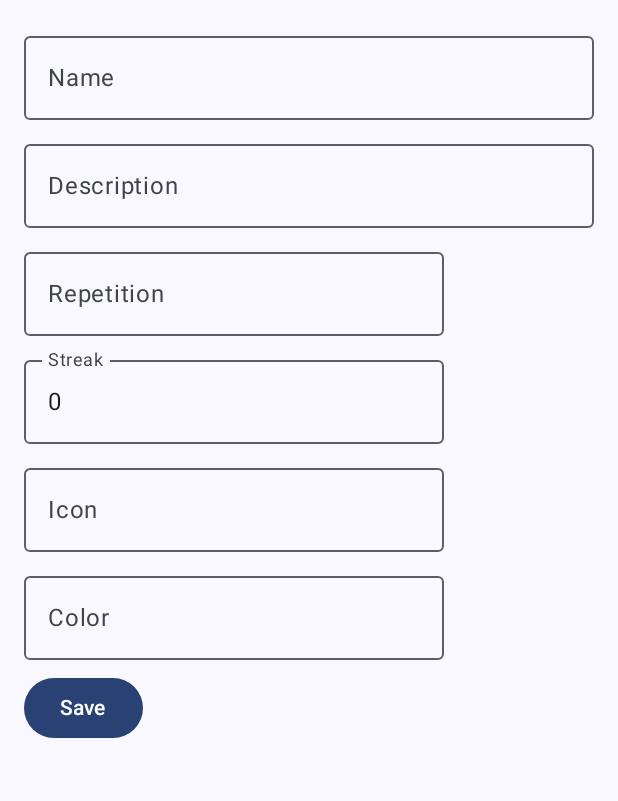
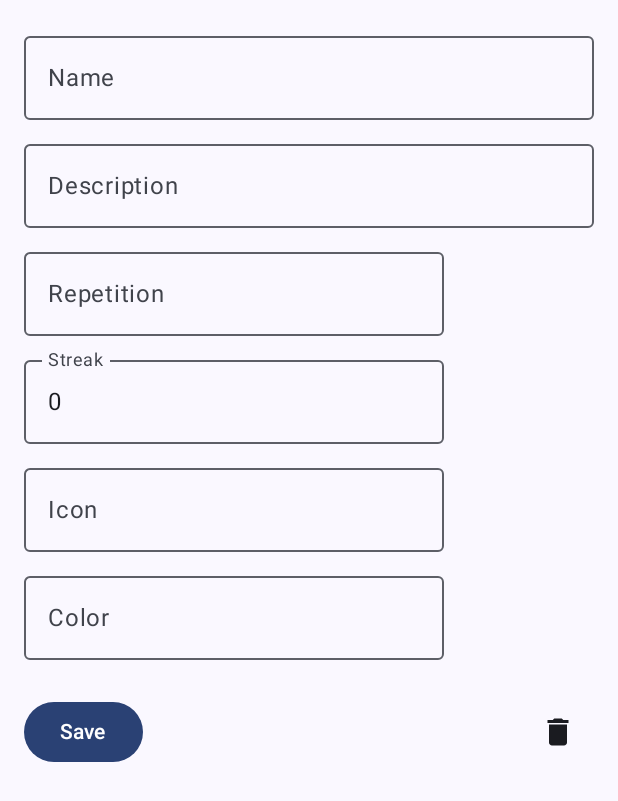
Before and after one commit to Alyra07/HabiPet-CCL3, an Android app built with Jetpack Compose: the composable HabitEditView called with empty values, on a phone screen of 412 x 824 dp. Shown: the top 801 px of the screen. Run offline under Robolectric (Android 15) with nearby library versions, the light colour scheme and no system bars.

Commit message:
HabitEditView DELETE with dialog

```diff
--- a/app/src/main/java/at/ccl3/habipet/screens/HabitEditView.kt
+++ b/app/src/main/java/at/ccl3/habipet/screens/HabitEditView.kt
@@ -2,12 +2,19 @@ package at.ccl3.habipet.screens
 
 import androidx.compose.foundation.layout.Arrangement
 import androidx.compose.foundation.layout.Column
+import androidx.compose.foundation.layout.Row
 import androidx.compose.foundation.layout.fillMaxSize
 import androidx.compose.foundation.layout.fillMaxWidth
 import androidx.compose.foundation.layout.padding
+import androidx.compose.material.icons.Icons
+import androidx.compose.material.icons.filled.Delete
+import androidx.compose.material3.AlertDialog
 import androidx.compose.material3.Button
+import androidx.compose.material3.Icon
+import androidx.compose.material3.IconButton
 import androidx.compose.material3.OutlinedTextField
 import androidx.compose.material3.Text
+import androidx.compose.material3.TextButton
 import androidx.compose.runtime.Composable
 import androidx.compose.runtime.LaunchedEffect
 import androidx.compose.runtime.collectAsState
@@ -16,6 +23,7 @@ import androidx.compose.runtime.mutableIntStateOf
 import androidx.compose.runtime.mutableStateOf
 import androidx.compose.runtime.remember
 import androidx.compose.runtime.setValue
+import androidx.compose.ui.Alignment
 import androidx.compose.ui.Modifier
 import androidx.compose.ui.unit.dp
 import androidx.navigation.NavController
@@ -23,6 +31,7 @@ import at.ccl3.habipet.viewmodel.HabitViewModel
 
 @Composable
 fun HabitEditView(navController: NavController, viewModel: HabitViewModel, habitId: Int) {
+    var showDialog by remember { mutableStateOf(false) } // delete habit confirmation dialog
 
     val habit = viewModel.getHabitById(habitId).collectAsState(initial = null).value
     // Initialize habit state variables
@@ -85,6 +94,12 @@ fun HabitEditView(navController: NavController, viewModel: HabitViewModel, habit
             onValueChange = { color = it },
             label = { Text("Color") }
         )
+
+        Row (
+            modifier = Modifier.fillMaxWidth().padding(top = 16.dp)
+                .align(Alignment.CenterHorizontally),
+            horizontalArrangement = Arrangement.SpaceBetween
+        ) {
             // SAVE BUTTON
             Button(onClick = {
                 if (habit != null) {
@@ -102,5 +117,38 @@ fun HabitEditView(navController: NavController, viewModel: HabitViewModel, habit
             }) {
                 Text("Save")
             }
+
+            // DELETE BUTTON
+            IconButton(
+                onClick = { showDialog = true },
+            ) {
+                Icon(Icons.Filled.Delete, contentDescription = "Delete Habit")
             }
         }
+
+        // DELETE CONFIRMATION DIALOG
+        if (showDialog) {
+            AlertDialog(
+                onDismissRequest = { showDialog = false },
+                title = { Text("Delete Habit") },
+                text = { Text("Are you sure you want to delete this habit? :(") },
+                confirmButton = {
+                    TextButton(onClick = {
+                        if (habit != null) {
+                            // Delete habit via HabitViewModel
+                            viewModel.delete(habit)
+                            navController.navigate("home") // Navigate to Home after deleting
+                        }
+                    }) {
+                        Text("Delete")
+                    }
+                },
+                dismissButton = {
+                    TextButton(onClick = { showDialog = false }) {
+                        Text("Cancel")
+                    }
+                }
+            )
+        }
+    }
+}
```
Lines whose indentation alone changed are shown as unchanged.
